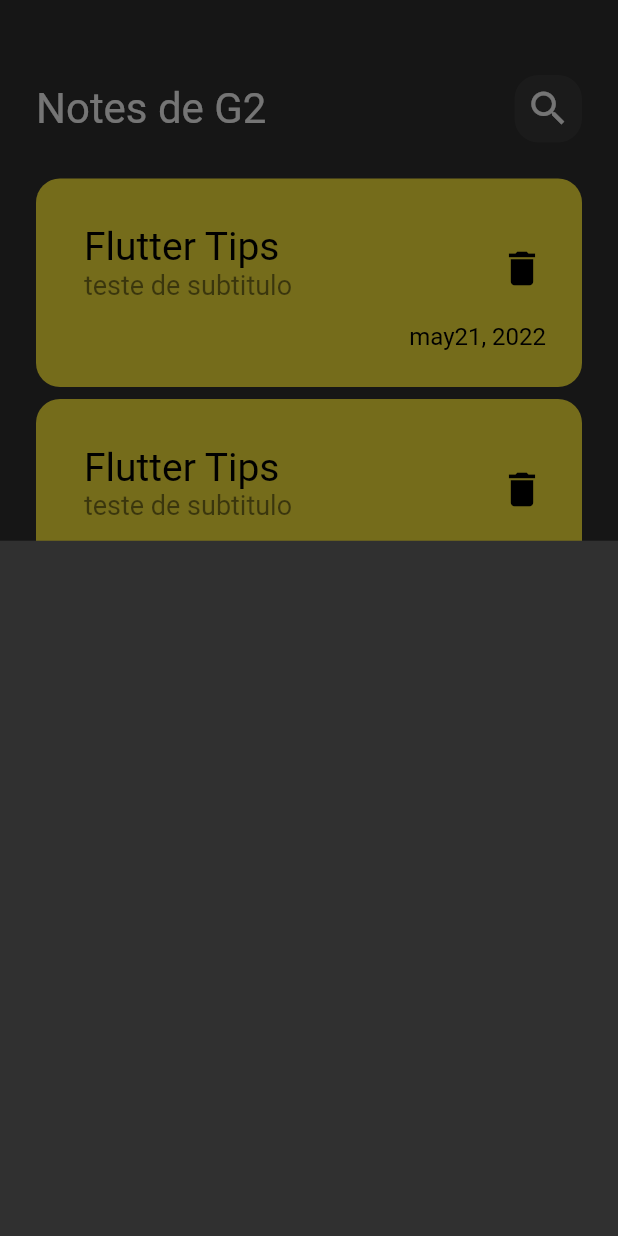
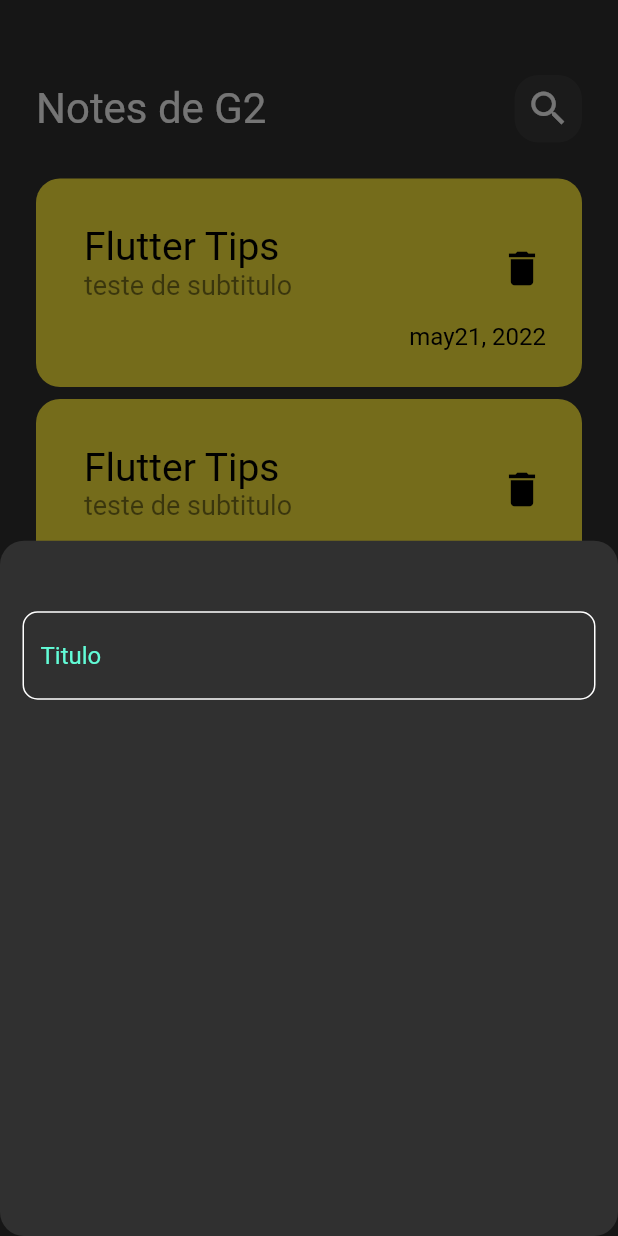
Before and after one commit to guilhermeoliveirac/Notas-App, a Flutter app: the screen it shows after launch, after a tap on the "add" icon, on a phone screen of 412 x 824 dp. Run offline on Flutter 3.47's test engine with Material 2 defaults, Android fonts, the phone set to English and light mode, and no system bars.

Commit message:
create text field

```diff
--- a/lib/views/notes_view.dart
+++ b/lib/views/notes_view.dart
@@ -11,6 +11,9 @@ class NotesView extends StatelessWidget {
       floatingActionButton: FloatingActionButton(
         onPressed: (() {
           showModalBottomSheet(
+              shape: RoundedRectangleBorder(
+                borderRadius: BorderRadius.circular(16),
+              ),
               context: context,
               builder: (context) {
                 return const AddNoteBottomSheet();
--- a/lib/views/widgets/add_note_bottom_sheet.dart
+++ b/lib/views/widgets/add_note_bottom_sheet.dart
@@ -1,10 +1,28 @@
 import 'package:flutter/material.dart';
+import 'package:note/views/widgets/custom_text_field.dart';
 
 class AddNoteBottomSheet extends StatelessWidget {
   const AddNoteBottomSheet({super.key});
 
   @override
   Widget build(BuildContext context) {
-    return Container();
+    // return Container(
+    //   decoration: BoxDecoration(
+    //     borderRadius: BorderRadius.circular(16),
+    //   ),
+    //   child: Column(children: [Text('hello')]),
+    // );
+
+    return Padding(
+      padding: const EdgeInsets.all(15),
+      child: Column(
+        children: [
+          SizedBox(
+            height: 32,
+          ),
+          CustomTextField(),
+        ],
+      ),
+    );
   }
 }
--- /dev/null
+++ b/lib/views/widgets/constants.dart
@@ -0,0 +1,3 @@
+import 'package:flutter/material.dart';
+
+var kPrimaryColor = Color(0xff62FCD7);
--- /dev/null
+++ b/lib/views/widgets/custom_text_field.dart
@@ -0,0 +1,27 @@
+import 'package:flutter/material.dart';
+import 'package:note/views/widgets/constants.dart';
+
+class CustomTextField extends StatelessWidget {
+  const CustomTextField({super.key});
+
+  @override
+  Widget build(BuildContext context) {
+    return TextField(
+      decoration: InputDecoration(
+        hintText: 'Titulo',
+        hintStyle: TextStyle(
+          color: kPrimaryColor,
+        ),
+        border: buildBorder(),
+        enabledBorder: buildBorder(),
+        focusedBorder: buildBorder(kPrimaryColor),
+      ),
+    );
+  }
+
+  OutlineInputBorder buildBorder([Color]) {
+    return OutlineInputBorder(
+        borderRadius: BorderRadius.circular(10),
+        borderSide: BorderSide(color: Color ?? Colors.white));
+  }
+}
```
